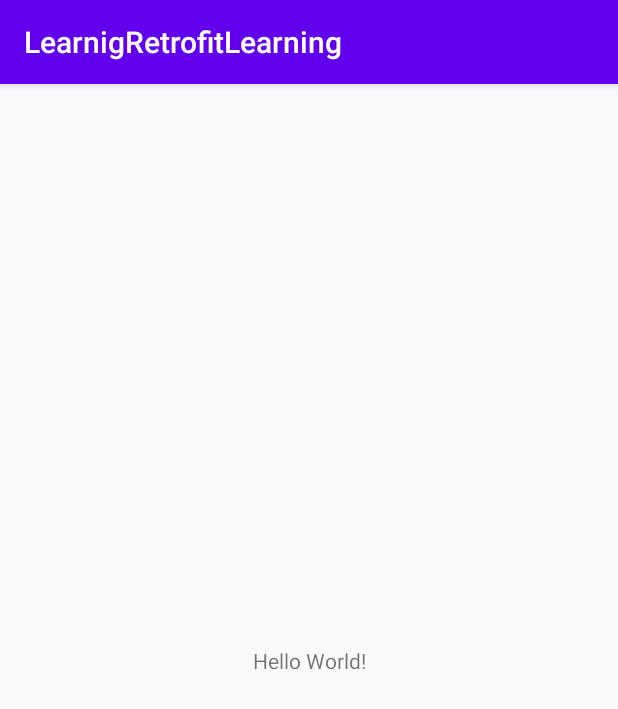
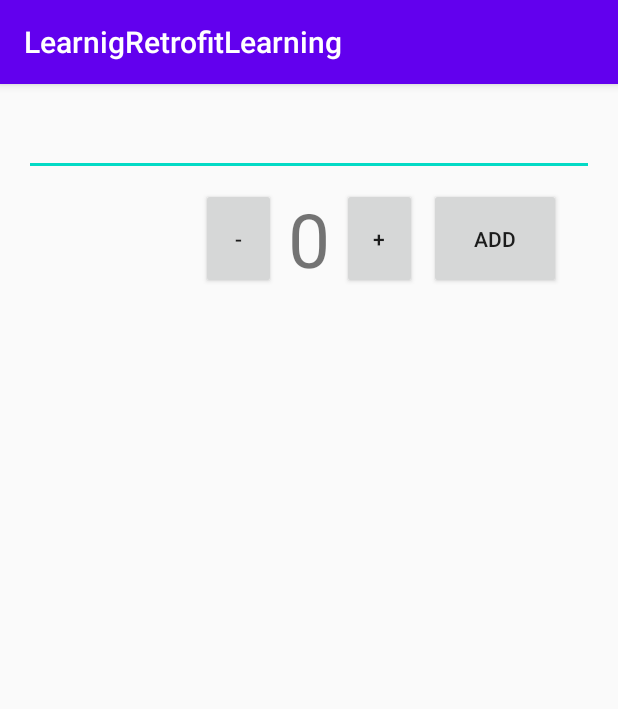
Before and after one commit to sksayed/MVVM_Retrofit_room_paging_android, an Android app: the screen it shows after launch (MainActivity), on a phone screen of 412 x 824 dp. Shown: the top 709 px of the screen. Run offline under Robolectric (Android 15) with nearby library versions, the phone set to English and light mode, and no system bars.

Commit message:
manual sql db  helper created

```diff
--- a/app/build.gradle
+++ b/app/build.gradle
@@ -31,6 +31,11 @@ dependencies {
     implementation fileTree(dir: "libs", include: ["*.jar"])
     implementation 'androidx.appcompat:appcompat:1.1.0'
     implementation 'androidx.constraintlayout:constraintlayout:1.1.3'
+
+    implementation "androidx.recyclerview:recyclerview:1.1.0"
+    // For control over item selection of both touch and mouse driven selection
+    implementation "androidx.recyclerview:recyclerview-selection:1.1.0-rc01"
+
     testImplementation 'junit:junit:4.12'
     androidTestImplementation 'androidx.test.ext:junit:1.1.1'
     androidTestImplementation 'androidx.test.espresso:espresso-core:3.2.0'
--- a/app/src/main/java/com/sayed/learnigretrofitlearning/MainActivity.java
+++ b/app/src/main/java/com/sayed/learnigretrofitlearning/MainActivity.java
@@ -1,14 +1,127 @@
 package com.sayed.learnigretrofitlearning;
 
+import androidx.annotation.NonNull;
 import androidx.appcompat.app.AppCompatActivity;
+import androidx.recyclerview.widget.DefaultItemAnimator;
+import androidx.recyclerview.widget.ItemTouchHelper;
+import androidx.recyclerview.widget.LinearLayoutManager;
+import androidx.recyclerview.widget.RecyclerView;
 
+
+import android.content.ContentValues;
+import android.database.Cursor;
+import android.database.sqlite.SQLiteDatabase;
 import android.os.Bundle;
+import android.widget.Button;
+import android.widget.EditText;
+import android.widget.TextView;
+
+import database.GroceryAdapter;
+import database.GroceryContract;
+import database.GroceryDbHelper;
 
 public class MainActivity extends AppCompatActivity {
+    private SQLiteDatabase mDatabase;
+    private GroceryAdapter mAdapter;
+    private EditText mEditTextName;
+    private TextView mTextViewAmount;
+    private int mAmount = 0;
+    private RecyclerView recyclerview;
+
+    private Button button_add;
+    private Button button_increase;
+    private Button button_decrease;
 
     @Override
     protected void onCreate(Bundle savedInstanceState) {
         super.onCreate(savedInstanceState);
         setContentView(R.layout.activity_main);
+        initView();
+        loadItems();
+        initListeners();
     }
+
+    private void initListeners() {
+        this.button_increase.setOnClickListener( l->{
+            mAmount++;
+            mTextViewAmount.setText(String.valueOf(mAmount));
+        });
+
+        this.button_decrease.setOnClickListener(l->{
+            if(mAmount > 0) {
+                mAmount--;
+                mTextViewAmount.setText(String.valueOf(mAmount));
+            }
+        });
+
+        this.button_add.setOnClickListener(l ->{
+            if (mEditTextName.getText().toString().trim().length() == 0 || mAmount == 0) {
+                return;
+            }
+
+            String name = mEditTextName.getText().toString();
+            ContentValues cv = new ContentValues();
+            cv.put(GroceryContract.GroceryEntry.COLUMN_NAME, name);
+            cv.put(GroceryContract.GroceryEntry.COLUMN_AMOUNT, mAmount);
+            mDatabase.insert(GroceryContract.GroceryEntry.TABLE_NAME, null, cv);
+            mAdapter.swapCursor(getAllItems());
+            mEditTextName.getText().clear();
+        });
+    }
+
+    private void loadItems() {
+        mDatabase = new GroceryDbHelper(this)
+                .getWritableDatabase();
+        mAdapter = new GroceryAdapter(getAllItems());
+        recyclerview.setLayoutManager( new LinearLayoutManager(this));
+        recyclerview.setItemAnimator( new DefaultItemAnimator());
+        recyclerview.setAdapter(mAdapter);
+
+        new ItemTouchHelper(new ItemTouchHelper.SimpleCallback(0,
+               ItemTouchHelper.LEFT | ItemTouchHelper.RIGHT) {
+           @Override
+           public boolean onMove(@NonNull RecyclerView recyclerView, @NonNull RecyclerView.ViewHolder viewHolder, @NonNull RecyclerView.ViewHolder target) {
+               return false;
+           }
+
+           @Override
+           public void onSwiped(@NonNull RecyclerView.ViewHolder viewHolder, int direction) {
+                removeFromDB((long) viewHolder.itemView.getTag());
+           }
+       }).attachToRecyclerView(this.recyclerview);
+    }
+
+    private void removeFromDB(long tag) {
+       int result = mDatabase.delete(GroceryContract.GroceryEntry.TABLE_NAME ,
+                GroceryContract.GroceryEntry._ID+"="+tag,
+                null
+                );
+        mAdapter.swapCursor(getAllItems());
+    }
+
+
+    private void initView() {
+        this.button_add = findViewById(R.id.button_add);
+        this.button_increase = findViewById(R.id.button_increase);
+        this.button_decrease = findViewById(R.id.button_decrease);
+        this.mEditTextName = findViewById(R.id.edittext_name);
+        this.mTextViewAmount = findViewById(R.id.textview_amount);
+        this.recyclerview = findViewById(R.id.recyclerview);
+    }
+
+
+
+    private Cursor getAllItems () {
+        //here sql database returns a cursor to work with
+
+        return mDatabase.query(GroceryContract.GroceryEntry.TABLE_NAME ,
+                null,
+                null,
+                null,
+                null,
+                null,
+                GroceryContract.GroceryEntry.COLUMN_TIMESTAMP+" "+"DESC"
+                );
+    }
+
 }
--- /dev/null
+++ b/app/src/main/java/database/GroceryDbHelper.java
@@ -0,0 +1,41 @@
+package database;
+
+import android.content.Context;
+import android.database.sqlite.SQLiteDatabase;
+import android.database.sqlite.SQLiteOpenHelper;
+import android.widget.Toast;
+
+import database.GroceryContract.GroceryEntry;
+import androidx.annotation.Nullable;
+
+public class GroceryDbHelper extends SQLiteOpenHelper {
+    public static final String DATABASE_NAME = "grocerylist.db";
+    public static final int DATABASE_VERSION = 1;
+    private Context context ;
+
+    public GroceryDbHelper(@Nullable Context context) {
+        super(context, DATABASE_NAME, null, DATABASE_VERSION);
+        this.context = context ;
+    }
+
+    @Override
+    public void onCreate(SQLiteDatabase db) {
+        final String SQL_CREATE_GROCERYLIST_TABLE = "CREATE TABLE " +
+                GroceryContract.GroceryEntry.TABLE_NAME + " (" +
+                GroceryEntry._ID + " INTEGER PRIMARY KEY AUTOINCREMENT, " +
+                GroceryEntry.COLUMN_NAME + " TEXT NOT NULL, " +
+                GroceryEntry.COLUMN_AMOUNT + " INTEGER NOT NULL, " +
+                GroceryEntry.COLUMN_TIMESTAMP + " TIMESTAMP DEFAULT CURRENT_TIMESTAMP" +
+                ");";
+        db.execSQL(SQL_CREATE_GROCERYLIST_TABLE);
+
+        Toast.makeText(this.context , "On Create Called" , Toast.LENGTH_LONG).show();
+    }
+
+    @Override
+    public void onUpgrade(SQLiteDatabase db, int oldVersion, int newVersion) {
+        db.execSQL("DROP TABLE IF EXISTS " + GroceryEntry.TABLE_NAME);
+        Toast.makeText(this.context , "On Update Called" , Toast.LENGTH_LONG).show();
+        onCreate(db);
+    }
+}
--- a/app/src/main/res/layout/activity_main.xml
+++ b/app/src/main/res/layout/activity_main.xml
@@ -1,18 +1,52 @@
 <?xml version="1.0" encoding="utf-8"?>
-<androidx.constraintlayout.widget.ConstraintLayout xmlns:android="http://schemas.android.com/apk/res/android"
+<RelativeLayout xmlns:android="http://schemas.android.com/apk/res/android"
     xmlns:app="http://schemas.android.com/apk/res-auto"
     xmlns:tools="http://schemas.android.com/tools"
     android:layout_width="match_parent"
     android:layout_height="match_parent"
+    android:padding="16dp"
     tools:context=".MainActivity">
-
+    <EditText
+        android:id="@+id/edittext_name"
+        android:layout_width="match_parent"
+        android:layout_height="wrap_content" />
     <TextView
+        android:id="@+id/textview_amount"
         android:layout_width="wrap_content"
         android:layout_height="wrap_content"
-        android:text="Hello World!"
-        app:layout_constraintBottom_toBottomOf="parent"
-        app:layout_constraintLeft_toLeftOf="parent"
-        app:layout_constraintRight_toRightOf="parent"
-        app:layout_constraintTop_toTopOf="parent" />
-
-</androidx.constraintlayout.widget.ConstraintLayout>
+        android:layout_below="@+id/edittext_name"
+        android:layout_centerHorizontal="true"
+        android:layout_margin="8dp"
+        android:text="0"
+        android:textSize="50sp" />
+    <Button
+        android:id="@+id/button_decrease"
+        android:layout_width="50dp"
+        android:layout_height="wrap_content"
+        android:layout_alignTop="@+id/textview_amount"
+        android:layout_alignBottom="@+id/textview_amount"
+        android:layout_toStartOf="@+id/textview_amount"
+        android:text="-" />
+    <Button
+        android:id="@+id/button_increase"
+        android:layout_width="50dp"
+        android:layout_height="wrap_content"
+        android:layout_alignTop="@+id/textview_amount"
+        android:layout_alignBottom="@+id/textview_amount"
+        android:layout_toEndOf="@+id/textview_amount"
+        android:text="+" />
+    <Button
+        android:id="@+id/button_add"
+        android:layout_width="wrap_content"
+        android:layout_height="wrap_content"
+        android:layout_alignTop="@+id/button_increase"
+        android:layout_alignBottom="@+id/button_increase"
+        android:layout_marginStart="8dp"
+        android:layout_toEndOf="@+id/button_increase"
+        android:text="add" />
+    <androidx.recyclerview.widget.RecyclerView
+        android:id="@+id/recyclerview"
+        android:layout_width="match_parent"
+        android:layout_height="match_parent"
+        android:layout_below="@+id/textview_amount" />
+</RelativeLayout>
```
Also changed, not shown: app/src/main/java/database/GroceryAdapter.java (added, +68 -0 lines), app/src/main/java/database/GroceryContract.java (added, +14 -0 lines), app/src/main/res/layout/grocery_item.xml (added, +19 -0 lines).
